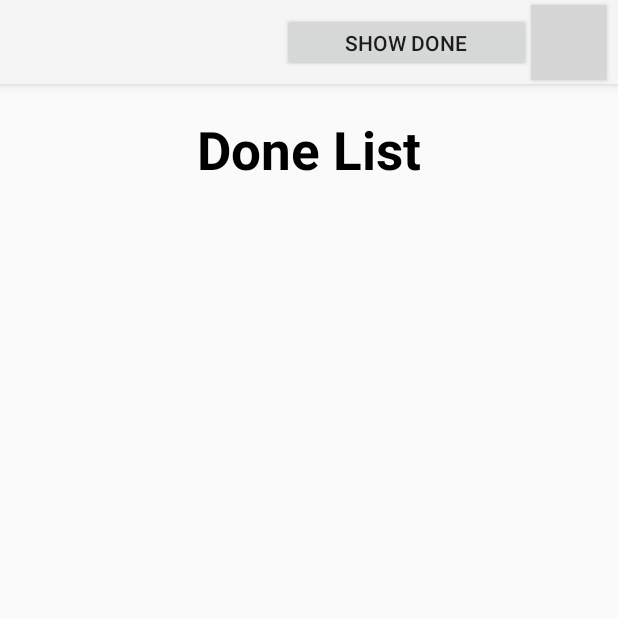
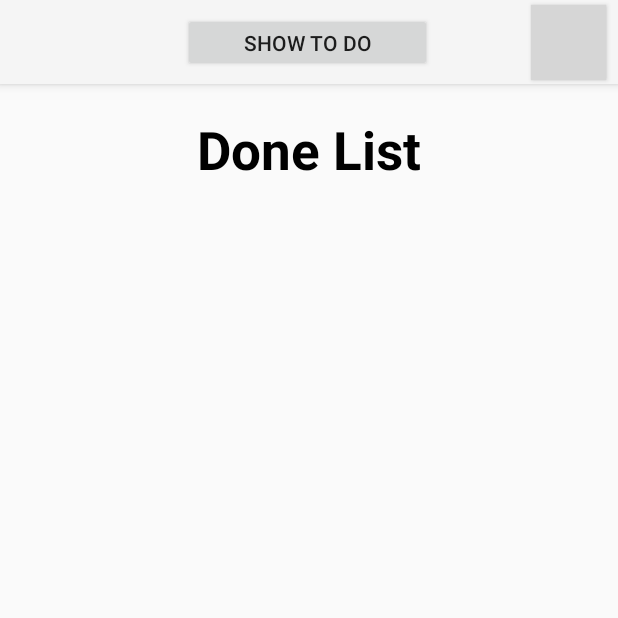
Before and after one commit to Jneigh00/MyPlannerPal, an Android app: the DoneList screen opened directly, with no data from a screen before it, on a phone screen of 412 x 824 dp, the top half of it. Run offline under Robolectric (Android 15) with nearby library versions, the phone set to English and light mode, and no system bars; grey boxes are pictures that could not be loaded.

Commit message:
Everything besides login.xml has been updated

```diff
--- a/app/src/main/res/layout/display_done.xml
+++ b/app/src/main/res/layout/display_done.xml
@@ -28,6 +28,7 @@
                 android:minHeight="?attr/actionBarSize"
                 android:theme="?attr/actionBarTheme"
                 app:layout_constraintEnd_toEndOf="parent"
+                app:layout_constraintHorizontal_bias="0.0"
                 app:layout_constraintStart_toStartOf="parent"
                 app:layout_constraintTop_toTopOf="parent" />
 
@@ -35,12 +36,14 @@
                 android:id="@+id/todo_or_done"
                 android:layout_width="166dp"
                 android:layout_height="39dp"
+                android:gravity="center"
+                android:text="@string/show_to_do"
                 app:layout_constraintBottom_toBottomOf="@+id/done_toolbar"
                 app:layout_constraintEnd_toStartOf="@+id/settings_button"
+                app:layout_constraintHorizontal_bias="0.648"
+                app:layout_constraintStart_toStartOf="@+id/done_toolbar"
                 app:layout_constraintTop_toTopOf="@+id/done_toolbar"
-                app:layout_constraintVertical_bias="0.515"
-                android:text = "Show Done"
-                android:gravity="center"/>
+                app:layout_constraintVertical_bias="0.529" />
 
             <Button
                 android:id="@+id/settings_button"
--- a/app/src/main/res/layout/display_todo.xml
+++ b/app/src/main/res/layout/display_todo.xml
@@ -40,7 +40,7 @@ tools:context=".LoginPage">
                 app:layout_constraintStart_toEndOf="@+id/add_todo_button"
                 app:layout_constraintTop_toTopOf="@+id/todo_toolbar"
                 app:layout_constraintVertical_bias="0.515"
-                android:text = "Show Done"
+                android:text = "@string/show_done"
                 android:gravity="center"/>
 
             <Button
--- a/app/src/main/res/layout/settings.xml
+++ b/app/src/main/res/layout/settings.xml
@@ -81,7 +81,7 @@
         android:layout_width="wrap_content"
         android:layout_height="wrap_content"
         android:layout_marginTop="20dp"
-        android:text="Dark Mode: "
+        android:text="@string/dark_mode"
         android:textSize="25sp"
         android:textColor="@color/black"
         app:layout_constraintEnd_toEndOf="parent"
--- a/app/src/main/res/values/strings.xml
+++ b/app/src/main/res/values/strings.xml
@@ -14,7 +14,6 @@
     <string name="settings">Settings</string>
     <string name="important">Important:</string>
     <string name="appearance">Appearance</string>
-    <string name="dark_mode">Dark Mode:</string>
     <string name="account">Account</string>
     <string name="user123">User123</string>
     <string name="information_about_user">Information about user</string>
@@ -34,6 +33,9 @@
     <string name="login_page">Login Page</string>
     <string name="usernamecolon">Username:</string>
     <string name="passwordcolon">Password:</string>
+    <string name="show_to_do">Show To Do</string>
+    <string name="show_done">Show Done</string>
+    <string name="dark_mode">Dark Mode:</string>
 
     <string-array name="tododone">
         <item>To Do</item>
```
